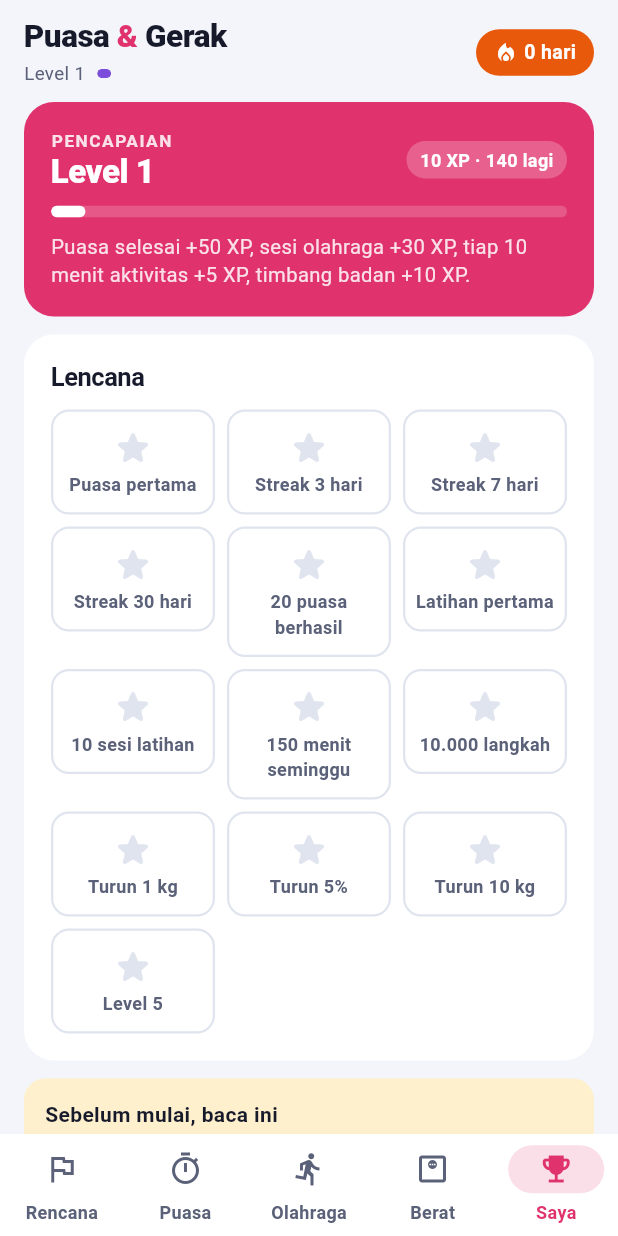
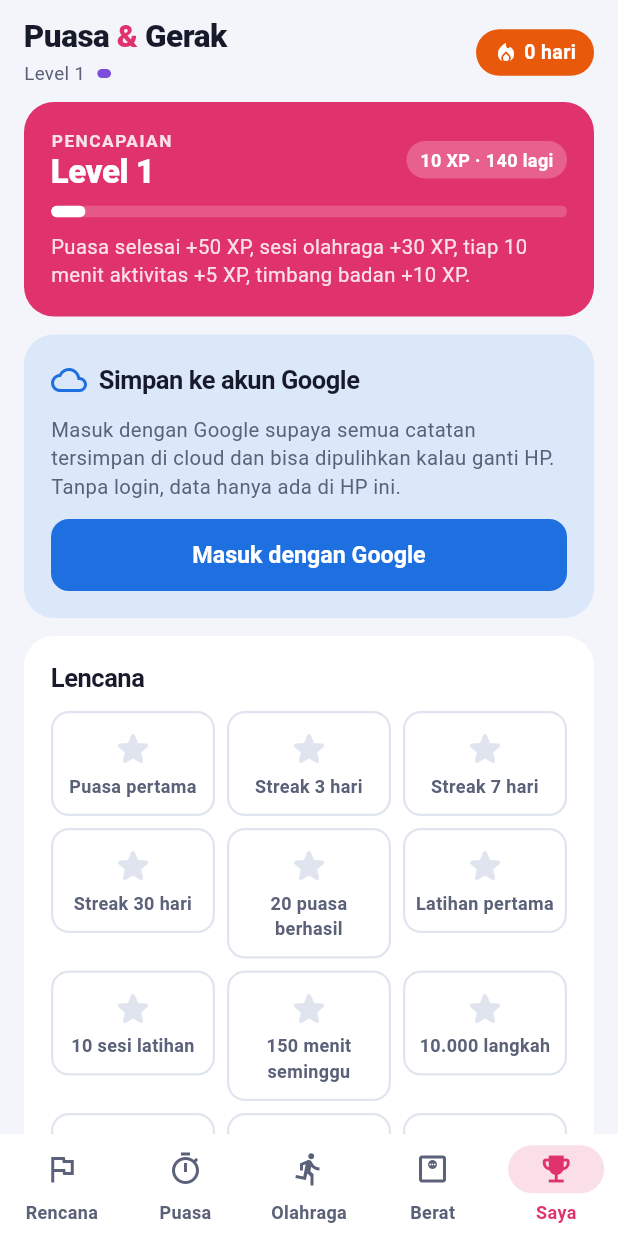
Before and after one commit to Leader9697/puasa-gerak, a Flutter app: the screen it shows after launch, item 5 of the bottom bar chosen, on a phone screen of 412 x 824 dp. Run offline on Flutter 3.47's test engine with Material 3 defaults, Android fonts, the phone set to English and light mode, and no system bars; our stand-ins replace audioplayers, cloud_firestore, firebase_auth, firebase_core, flutter_local_notifications, flutter_timezone and 4 more; missing offline and left inert: health; accounts and stored records are empty.

Commit message:
Add Google login and cloud sync with Firebase
Sign in with Google (Firebase Auth) from the Saya tab. All app data is
saved to Firestore users/{uid}; the newer copy wins on sync. Works
offline as before. firestore.rules limits access to the owner.

Co-Authored-By: Claude Opus 5.5 <noreply@anthropic.com>
Claude-Session: https://claude.ai/code/session_01Ur32bWE8Ji71WrrNFy47jT

```diff
--- /dev/null
+++ b/lib/cloud.dart
@@ -0,0 +1,52 @@
+// Google login (Firebase Auth) and cloud backup of all app data (Firestore).
+import 'dart:convert';
+
+import 'package:cloud_firestore/cloud_firestore.dart';
+import 'package:firebase_auth/firebase_auth.dart';
+import 'package:firebase_core/firebase_core.dart';
+
+import 'data.dart';
+import 'firebase_options.dart';
+
+class Cloud {
+  static bool ready = false;
+
+  static Future<void> init() async {
+    try {
+      await Firebase.initializeApp(options: firebaseOptions);
+      ready = true;
+    } catch (_) {
+      ready = false;
+    }
+  }
+
+  static User? get user => ready ? FirebaseAuth.instance.currentUser : null;
+
+  static Future<User?> signIn() async {
+    final p = GoogleAuthProvider()..setCustomParameters({'prompt': 'select_account'});
+    final c = await FirebaseAuth.instance.signInWithProvider(p);
+    return c.user;
+  }
+
+  static Future<void> signOut() => FirebaseAuth.instance.signOut();
+
+  static DocumentReference<Map<String, dynamic>> _doc(String uid) => FirebaseFirestore.instance.collection('users').doc(uid);
+
+  /// Returns the stored data and its timestamp, or null when nothing is stored yet.
+  static Future<(AppData, int)?> pull(String uid) async {
+    final snap = await _doc(uid).get(const GetOptions(source: Source.server));
+    final m = snap.data();
+    if (m == null || m['json'] is! String) return null;
+    final d = AppData.from(jsonDecode(m['json'] as String));
+    return (d, (m['updatedAt'] as num?)?.toInt() ?? d.updatedAt);
+  }
+
+  static Future<void> push(String uid, AppData d) async {
+    await _doc(uid).set({
+      'json': jsonEncode(d.toJson()),
+      'updatedAt': d.updatedAt,
+      'savedAt': FieldValue.serverTimestamp(),
+      'app': 'android',
+    });
+  }
+}
--- a/lib/main.dart
+++ b/lib/main.dart
@@ -1,5 +1,6 @@
 import 'package:material_ui/material_ui.dart';
 
+import 'cloud.dart';
 import 'data.dart';
 import 'logic.dart';
 import 'native.dart';
@@ -15,6 +16,7 @@ import 'ui/weight_tab.dart';
 Future<void> main() async {
   WidgetsFlutterBinding.ensureInitialized();
   await Notifier.init();
+  await Cloud.init();
   final state = AppState();
   await state.init();
   runApp(PuasaGerakApp(state: state));
@@ -81,6 +83,7 @@ class _HomeScreenState extends State<HomeScreen> with WidgetsBindingObserver {
       final s = AppScope.read(context);
       if (s.p.steps) s.refreshSteps();
       NativeBridge.sync(s.d);
+      if (Cloud.user != null) s.syncNow();
       setState(() {});
     }
   }
--- a/lib/state.dart
+++ b/lib/state.dart
@@ -3,6 +3,7 @@ import 'dart:convert';
 
 import 'package:material_ui/material_ui.dart';
 
+import 'cloud.dart';
 import 'data.dart';
 import 'logic.dart';
 import 'native.dart';
@@ -15,6 +16,10 @@ class AppState extends ChangeNotifier {
   StepsStatus stepsStatus = StepsStatus.off;
   List<int> steps7 = [];
   int stepsBest = 0;
+  String syncText = '';
+  bool syncing = false;
+  int lastSync = 0;
+  Timer? _pushT;
 
   Profile get p => d.profile;
 
@@ -26,6 +31,7 @@ class AppState extends ChangeNotifier {
     unawaited(Notifier.sync(d));
     unawaited(NativeBridge.sync(d));
     if (p.steps) unawaited(refreshSteps());
+    if (Cloud.user != null) unawaited(syncNow());
   }
 
   void save({bool quiet = false}) {
@@ -33,7 +39,75 @@ class AppState extends ChangeNotifier {
     unawaited(Store.save(d));
     unawaited(Notifier.sync(d));
     unawaited(NativeBridge.sync(d));
+    if (Cloud.user != null) {
+      _pushT?.cancel();
+      _pushT = Timer(const Duration(seconds: 2), () => unawaited(_push()));
+    }
     if (!quiet) notifyListeners();
+  }
+
+  // ---- cloud ----
+  Future<void> _push() async {
+    final u = Cloud.user;
+    if (u == null) return;
+    try {
+      await Cloud.push(u.uid, d);
+      lastSync = nowMs();
+      syncText = '';
+    } catch (_) {
+      syncText = 'Belum tersinkron (offline). Data aman di HP dan akan dikirim lagi nanti.';
+    }
+    notifyListeners();
+  }
+
+  /// Pulls the cloud copy; the newer side wins.
+  Future<void> syncNow() async {
+    final u = Cloud.user;
+    if (u == null || syncing) return;
+    syncing = true;
+    notifyListeners();
+    try {
+      final r = await Cloud.pull(u.uid);
+      if (r != null && r.$2 > d.updatedAt) {
+        final keep = p;
+        d = r.$1;
+        d.updatedAt = r.$2;
+        d.profile
+          ..remind = keep.remind
+          ..steps = keep.steps;
+        await Store.save(d);
+        unawaited(Notifier.sync(d));
+        unawaited(NativeBridge.sync(d));
+      } else if (r == null || d.updatedAt > r.$2) {
+        if (d.updatedAt == 0) d.updatedAt = nowMs();
+        await Cloud.push(u.uid, d);
+      }
+      lastSync = nowMs();
+      syncText = '';
+    } catch (e) {
+      syncText = 'Gagal sinkron: ${e.toString().contains('permission') ? 'akses database ditolak, cek aturan Firestore' : 'tidak ada koneksi'}. Data tetap aman di HP.';
+    }
+    syncing = false;
+    notifyListeners();
+  }
+
+  Future<String?> signIn() async {
+    try {
+      await Cloud.signIn();
+      await syncNow();
+      return null;
+    } catch (e) {
+      final m = e.toString();
+      if (m.contains('canceled') || m.contains('cancelled')) return 'Login dibatalkan';
+      if (m.contains('operation-not-allowed')) return 'Login Google belum diaktifkan di Firebase (Authentication → Google)';
+      return 'Login gagal. Cek koneksi internet lalu coba lagi.';
+    }
+  }
+
+  Future<void> signOut() async {
+    await Cloud.signOut();
+    lastSync = 0;
+    notifyListeners();
   }
 
   ThemeMode get themeMode => p.theme == 'light' ? ThemeMode.light : (p.theme == 'dark' ? ThemeMode.dark : ThemeMode.system);
--- a/lib/ui/me_tab.dart
+++ b/lib/ui/me_tab.dart
@@ -1,6 +1,7 @@
 import 'package:flutter/services.dart';
 import 'package:material_ui/material_ui.dart';
 
+import '../cloud.dart';
 import '../logic.dart';
 import '../notify.dart';
 import '../state.dart';
@@ -61,6 +62,7 @@ class _MeTabState extends State<MeTab> {
           const Muted('Puasa selesai +50 XP, sesi olahraga +30 XP, tiap 10 menit aktivitas +5 XP, timbang badan +10 XP.'),
         ], gap: 10),
       ),
+      const _AccountCard(),
       Box(
         child: Col([
           const H3('Lencana'),
@@ -210,3 +212,48 @@ class _MeTabState extends State<MeTab> {
     ]);
   }
 }
+
+class _AccountCard extends StatelessWidget {
+  const _AccountCard();
+  @override
+  Widget build(BuildContext context) {
+    final s = AppScope.of(context);
+    final u = Cloud.user;
+    if (!Cloud.ready) {
+      return const Box(child: Muted('Fitur akun belum tersedia di perangkat ini. Data tetap tersimpan di HP.'));
+    }
+    if (u == null) {
+      return Box(
+        tint: tintOf(context, C.blue),
+        child: Col([
+          const Row(children: [Icon(Icons.cloud_outlined, color: C.blue), SizedBox(width: 8), Expanded(child: H3('Simpan ke akun Google'))]),
+          const Muted('Masuk dengan Google supaya semua catatan tersimpan di cloud dan bisa dipulihkan kalau ganti HP. Tanpa login, data hanya ada di HP ini.'),
+          Btn('Masuk dengan Google', color: C.blue, onTap: () async {
+            final err = await s.signIn();
+            if (context.mounted) toast(context, err ?? 'Berhasil masuk. Data tersinkron.');
+          }),
+        ]),
+      );
+    }
+    final when = s.lastSync > 0 ? 'Terakhir sinkron ${hm(s.lastSync)}' : 'Belum sinkron di sesi ini';
+    return Box(
+      child: Col([
+        Row(children: [
+          const Icon(Icons.cloud_done, color: C.green),
+          const SizedBox(width: 8),
+          Expanded(
+            child: Column(crossAxisAlignment: CrossAxisAlignment.start, children: [
+              Text(u.displayName ?? 'Akun Google', style: const TextStyle(fontWeight: FontWeight.w700)),
+              Muted(u.email ?? '', size: 12.5),
+            ]),
+          ),
+        ]),
+        Muted(s.syncing ? 'Menyinkronkan…' : (s.syncText.isNotEmpty ? s.syncText : '$when. Setiap perubahan otomatis tersimpan ke cloud.'), size: 12.5),
+        Wrap(spacing: 8, runSpacing: 8, children: [
+          Btn('Sinkron sekarang', small: true, ghost: true, onTap: () => s.syncNow()),
+          Btn('Keluar', small: true, ghost: true, onTap: () => s.signOut()),
+        ]),
+      ], gap: 8),
+    );
+  }
+}
--- a/pubspec.yaml
+++ b/pubspec.yaml
@@ -43,6 +43,9 @@ dependencies:
   audioplayers: ^6.8.1
   health: ^14.0.0
   permission_handler: ^13.0.2
+  firebase_core: ^5.2.0
+  firebase_auth: ^7.1.0
+  cloud_firestore: ^7.2.0
 
 dev_dependencies:
   flutter_test:
```
Also changed, not shown: lib/firebase_options.dart (added), pubspec.lock, 2 other files.
